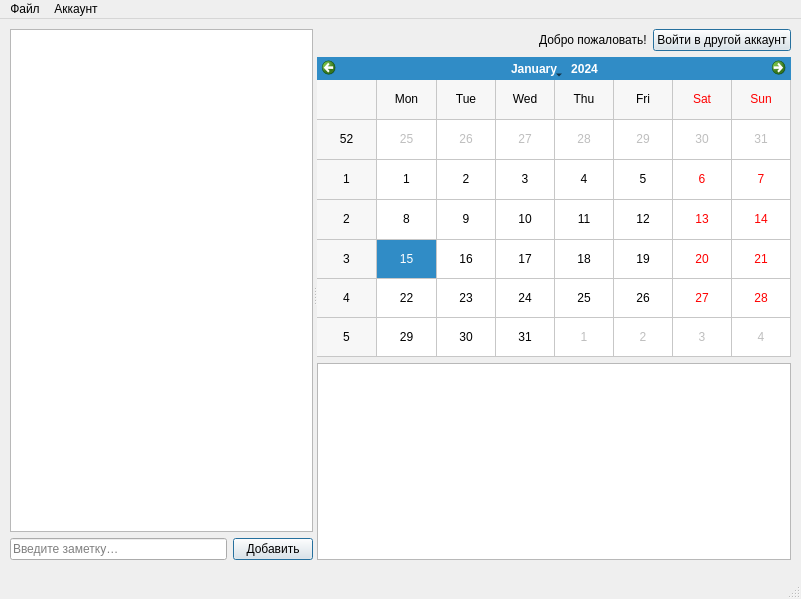
The window that calendar.ui (Raimguzhinov/qt-bday-calendar) describes before a commit, drawn with Qt 5.
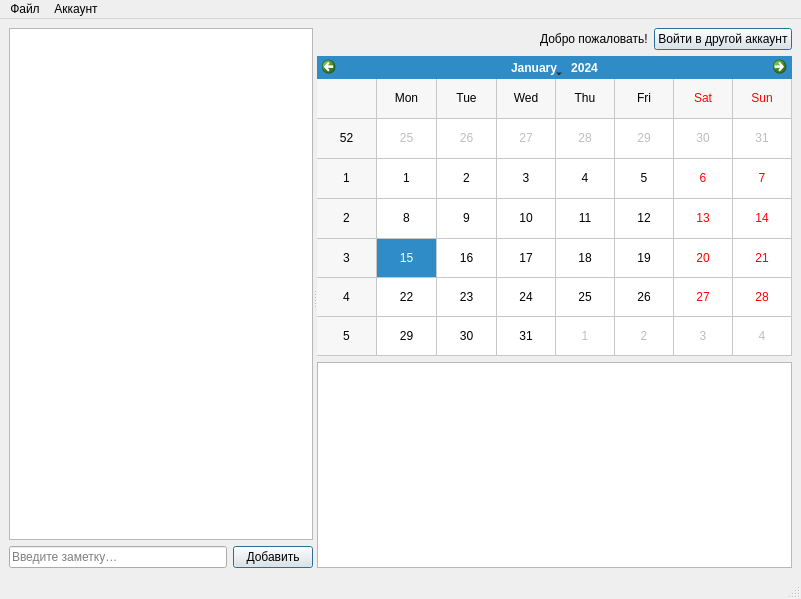
The same window after the commit.

```diff
--- a/calendar.ui
+++ b/calendar.ui
@@ -14,19 +14,13 @@
    <string>Calendar</string>
   </property>
   <widget class="QWidget" name="centralwidget">
+   <layout class="QGridLayout" name="gridLayout_3">
+    <item row="0" column="0">
    <widget class="QSplitter" name="splitter">
-    <property name="geometry">
-     <rect>
-      <x>10</x>
-      <y>10</y>
-      <width>781</width>
-      <height>531</height>
-     </rect>
-    </property>
     <property name="orientation">
      <enum>Qt::Horizontal</enum>
     </property>
-    <widget class="QWidget" name="">
+      <widget class="QWidget" name="layoutWidget">
      <layout class="QVBoxLayout" name="verticalLayout">
       <item>
        <widget class="QTableView" name="tableView">
@@ -70,7 +64,7 @@
       </item>
      </layout>
     </widget>
-    <widget class="QWidget" name="">
+      <widget class="QWidget" name="layoutWidget">
      <layout class="QGridLayout" name="gridLayout">
       <item row="0" column="0">
        <layout class="QGridLayout" name="gridLayout_2">
@@ -141,6 +135,8 @@
      </layout>
     </widget>
    </widget>
+    </item>
+   </layout>
   </widget>
   <widget class="QMenuBar" name="menubar">
    <property name="geometry">
```
Lines whose indentation alone changed are shown as unchanged.
